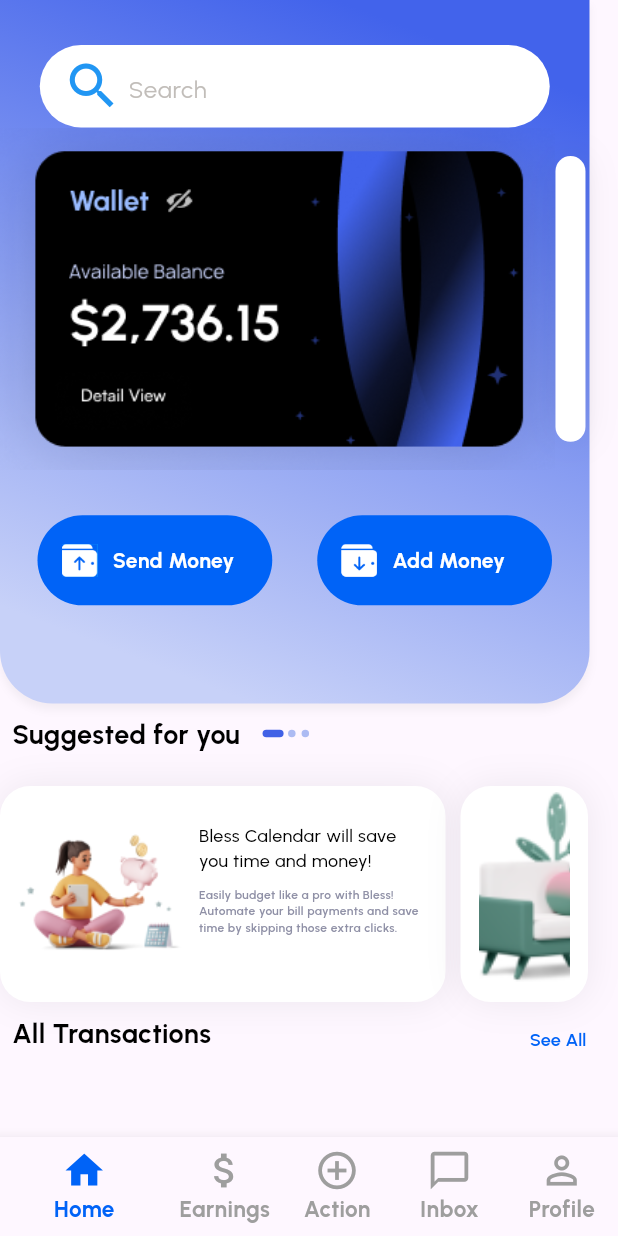
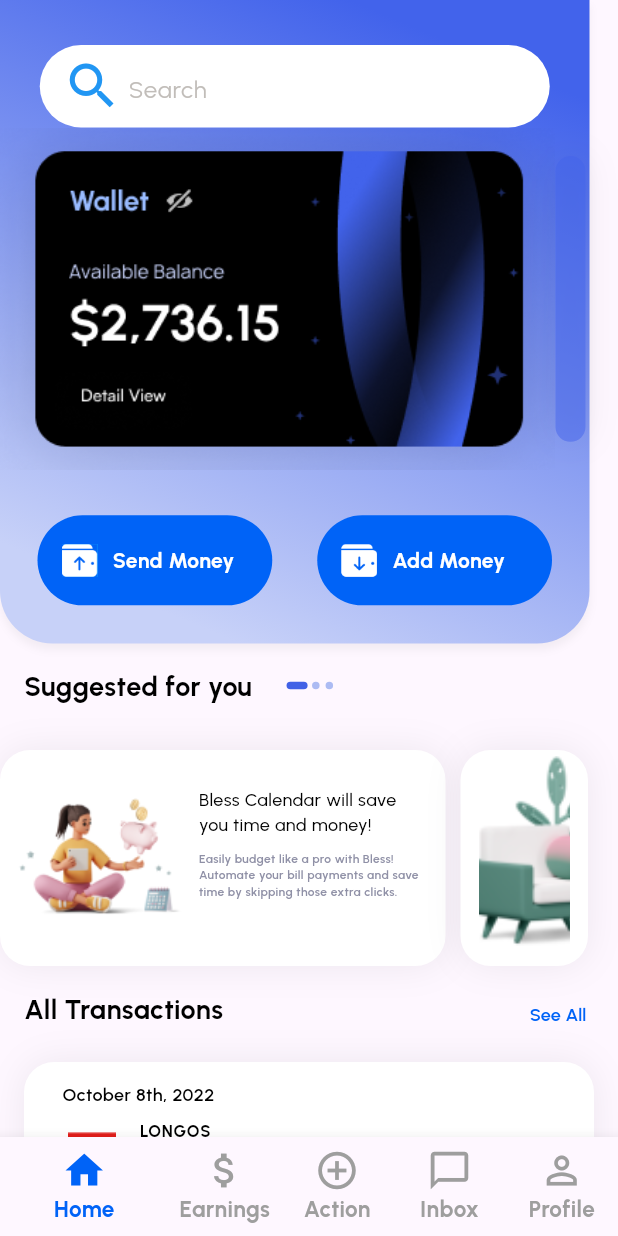
Before and after one commit to faisal-fardin/flutter_challenge, a Flutter app: the screen it shows after launch, after a tap on "See All", on a phone screen of 412 x 824 dp. Run offline on Flutter 3.47's test engine with Material 3 defaults, Android fonts, the phone set to English and light mode, and no system bars; our stand-ins replace google_fonts.

Commit message:
edit some file

```diff
--- /dev/null
+++ b/lib/custom_widgets/brand_listtile_tiem.dart
@@ -0,0 +1,141 @@
+import 'package:flutter/material.dart';
+import 'package:intl/intl.dart';
+
+class BrandListTileItem extends StatelessWidget {
+  const BrandListTileItem({
+    super.key,
+    required this.brandName,
+    required this.brandImage,
+    required this.transactionTime,
+    required this.status,
+    required this.price,
+    required this.camera,
+    required this.color,
+  });
+
+  final String brandName;
+  final String brandImage;
+  final String transactionTime;
+  final String status;
+  final double price;
+  final String camera;
+  final int color;
+
+  @override
+  Widget build(BuildContext context) {
+    return Column(
+      children: [
+        ListTile(
+          title: Text(
+            brandName,
+            style: const TextStyle(
+              color: Colors.black,
+              fontSize: 11,
+              fontWeight: FontWeight.w700,
+            ),
+          ),
+          leading: Container(
+            width: 30.97,
+            height: 30.97,
+            decoration: ShapeDecoration(
+              color: Colors.grey,
+              shape: RoundedRectangleBorder(
+                borderRadius: BorderRadius.circular(1),
+              ),
+              shadows: const [
+                BoxShadow(
+                  color: Colors.grey,
+                  blurRadius: 2,
+                  offset: Offset(0, 0),
+                ),
+              ],
+            ),
+            child: Image(
+              image: AssetImage(brandImage),
+              width: 32,
+              height: 32,
+              fit: BoxFit.fill,
+            ),
+          ),
+          subtitle: Row(
+            children: [
+               Text(
+                transactionTime,
+                style: const TextStyle(
+                  color: Color(0xFF8F90A6),
+                  fontSize: 10,
+                  fontWeight: FontWeight.w400,
+                ),
+              ),
+              const SizedBox(
+                width: 6,
+              ),
+              Container(
+                width: 75,
+                height: 16,
+                padding: const EdgeInsets.symmetric(
+                    horizontal: 6, vertical: 2),
+                decoration: ShapeDecoration(
+                  color:  Color(color),
+                  shape: RoundedRectangleBorder(
+                      borderRadius: BorderRadius.circular(8)),
+                ),
+                child: Expanded(
+                  child: Row(
+                    children: [
+                      Container(
+                        width: 4,
+                        height: 4,
+                        decoration: const ShapeDecoration(
+                          color: Colors.white,
+                          shape: OvalBorder(),
+                        ),
+                      ),
+                      const SizedBox(width: 6),
+                       Text(
+                        status,
+                        style: const TextStyle(
+                          color: Colors.white,
+                          fontSize: 9,
+                          fontWeight: FontWeight.w400,
+                        ),
+                      )
+                    ],
+                  ),
+                ),
+              ),
+            Spacer(),
+               SizedBox(
+                height: 32,
+                child: Padding(
+                  padding: const EdgeInsets.only(left: 20.0),
+                  child: Row(
+                    children: [
+                      Text( NumberFormat.simpleCurrency(locale: 'en-US').format(price),
+                        textAlign: TextAlign.right,
+                        style: const TextStyle(
+                          color: Colors.black,
+                          fontSize: 12,
+                          fontWeight: FontWeight.w600,
+                        ),
+                      ),
+                      const SizedBox(
+                        width: 6,
+                      ),
+                      Image(
+                        image: AssetImage(camera),
+                        width: 26,
+                        height: 26,
+                        fit: BoxFit.fill,
+                      ),
+                    ],
+                  ),
+                ),
+              ),
+            ],
+          ),
+        )
+      ],
+    );
+  }
+}
--- a/lib/custom_widgets/screen_header_section.dart
+++ b/lib/custom_widgets/screen_header_section.dart
@@ -11,7 +11,7 @@ class ScreenHeaderSection extends StatelessWidget {
   Widget build(BuildContext context) {
     return Container(
         width: 393,
-        height: 469,
+        height: 429,
         decoration: const ShapeDecoration(
           gradient: LinearGradient(
             begin: Alignment(0.42, -0.91),
@@ -85,10 +85,9 @@ class ScreenHeaderSection extends StatelessWidget {
                   Container(
                     width: 20,
                     height: 190.55,
-                    padding: const EdgeInsets.only(
-                        top: 4, left: 12, right: 12),
+                    clipBehavior: Clip.antiAlias,
                     decoration: ShapeDecoration(
-                      color: Colors.white,
+                      color: Color(0x7F4263EB),
                       shape: RoundedRectangleBorder(
                         borderRadius: BorderRadius.circular(20),
                       ),
--- a/lib/custom_widgets/suggested_section.dart
+++ b/lib/custom_widgets/suggested_section.dart
@@ -14,19 +14,22 @@ class SuggestedSection extends StatelessWidget {
         Padding(
           padding: const EdgeInsets.all(8.0),
           child: SizedBox(
-            width: 209,
-            height: 24,
+            width: 220,
+            height: 40,
             child: Row(
               mainAxisSize: MainAxisSize.min,
               mainAxisAlignment: MainAxisAlignment.start,
               crossAxisAlignment: CrossAxisAlignment.center,
               children: [
-                const Text(
-                  'Suggested for you',
-                  style: TextStyle(
-                    color: Colors.black,
-                    fontSize: 18,
-                    fontWeight: FontWeight.w700,
+                Padding(
+                  padding: const EdgeInsets.all(8.0),
+                  child: const Text(
+                    'Suggested for you',
+                    style: TextStyle(
+                      color: Colors.black,
+                      fontSize: 18,
+                      fontWeight: FontWeight.w700,
+                    ),
                   ),
                 ),
                 const SizedBox(width: 15),
--- /dev/null
+++ b/lib/custom_widgets/transaction_section.dart
@@ -0,0 +1,194 @@
+import 'package:flutter/material.dart';
+import 'package:intl/intl.dart';
+
+class TransactionsSection extends StatelessWidget {
+  const TransactionsSection({
+    super.key,
+    required this.title,
+    required this.titleBnt,
+    required this.transactionDate,
+    required this.brandName,
+    required this.brandImage,
+    required this.transactionTime,
+    required this.status,
+    required this.price,
+    required this.camera, required this.color,
+  });
+
+  final String title;
+  final String titleBnt;
+  final String transactionDate;
+  final String brandName;
+  final String brandImage;
+  final String transactionTime;
+  final String status;
+  final double price;
+  final String camera;
+  final int color;
+
+  @override
+  Widget build(BuildContext context) {
+    return Column(
+      children: [
+        Padding(
+          padding: const EdgeInsets.all(8.0),
+          child: Row(
+            mainAxisAlignment: MainAxisAlignment.start,
+            crossAxisAlignment: CrossAxisAlignment.start,
+            children: [
+               Padding(
+                 padding: const EdgeInsets.all(8.0),
+                 child: Text(
+                  title,
+                  style: const TextStyle(
+                    color: Colors.black,
+                    fontSize: 18,
+                    fontWeight: FontWeight.w700,
+                  ),
+                               ),
+               ),
+              const Spacer(),
+              TextButton(
+                  onPressed: () {},
+                  child: Text(
+                    titleBnt,
+                    textAlign: TextAlign.right,
+                    style: const TextStyle(
+                      color: Color(0xFF0063F7),
+                      fontSize: 12,
+                      fontWeight: FontWeight.w600,
+                    ),
+                  ))
+            ],
+          ),
+        ),
+        Container(
+          width: 380,
+          height: 120,
+          padding: const EdgeInsets.all(13),
+          decoration: ShapeDecoration(
+            color: Colors.white,
+            shape: RoundedRectangleBorder(
+              borderRadius: BorderRadius.circular(20),
+            ),
+            shadows: const [
+              BoxShadow(
+                color: Color(0x14202028),
+                blurRadius: 20,
+                offset: Offset(0, 0),
+                spreadRadius: 0,
+              )
+            ],
+          ),
+          child: Column(
+            children: [
+               SizedBox(
+                width: 329,
+                child: Text(
+                  transactionDate,
+                  style: const TextStyle(
+                    color: Colors.black,
+                    fontSize: 12,
+                    fontWeight: FontWeight.w600,
+                  ),
+                ),
+              ),
+              ListTile(
+                title:  Text(
+                  brandName,
+                  style: const TextStyle(
+                    color: Colors.black,
+                    fontSize: 11,
+                    fontWeight: FontWeight.w700,
+                  ),
+                ),
+                leading: Image(
+                  image: AssetImage(brandImage),
+                  width: 32,
+                  height: 32,
+                  fit: BoxFit.fill,
+                ),
+                subtitle: Expanded(
+                  child: Row(
+                    children: [
+                       Text(
+                        transactionTime,
+                        style: const TextStyle(
+                          color: Color(0xFF8F90A6),
+                          fontSize: 10,
+                          fontWeight: FontWeight.w400,
+                        ),
+                      ),
+                      const SizedBox(width: 6,),
+                      Container(
+                        width: 58,
+                        height: 16,
+                        padding: const EdgeInsets.symmetric(
+                            horizontal: 6, vertical: 2),
+                        decoration: ShapeDecoration(
+                          color:  Color(color),
+                          shape: RoundedRectangleBorder(
+                              borderRadius: BorderRadius.circular(8)),
+                        ),
+                        child: Expanded(
+                          child: Row(
+                            children: [
+                              Container(
+                                width: 4,
+                                height: 4,
+                                decoration: const ShapeDecoration(
+                                  color: Colors.white,
+                                  shape: OvalBorder(),
+                                ),
+                              ),
+                              const SizedBox(width: 6),
+                               Text(status,
+                                style: const TextStyle(
+                                  color: Colors.white,
+                                  fontSize: 9,
+                                  fontWeight: FontWeight.w400,
+                                ),
+                              )
+                            ],
+                          ),
+                        ),
+                      ),
+                      const Spacer(),
+                       SizedBox(
+                        height: 32,
+                        child: Padding(
+                          padding: const EdgeInsets.only(left: 20.0),
+                          child: Row(
+                            children: [
+                              Text( NumberFormat.simpleCurrency(locale: 'en-US').format(price),
+                                textAlign: TextAlign.right,
+                                style: const TextStyle(
+                                  color: Colors.black,
+                                  fontSize: 12,
+                                  fontWeight: FontWeight.w600,
+                                ),
+                              ),
+                              const SizedBox(
+                                width: 6,
+                              ),
+                              Image(
+                                image: AssetImage(camera),
+                                width: 32,
+                                height: 32,
+                                fit: BoxFit.fill,
+                              ),
+                            ],
+                          ),
+                        ),
+                      ),
+                    ],
+                  ),
+                ),
+              )
+            ],
+          ),
+        ),
+      ],
+    );
+  }
+}
--- a/lib/pages/bottom_nav_base_screen.dart
+++ b/lib/pages/bottom_nav_base_screen.dart
@@ -22,9 +22,7 @@ class _BottomNavBaseScreenState extends State<BottomNavBaseScreen> {
   Widget build(BuildContext context) {
     return Scaffold(
       body: _screen[_selectedScreenIndex],
-      bottomNavigationBar: Padding(
-        padding:  EdgeInsets.only(top: 30.0),
-        child: BottomNavigationBar(
+      bottomNavigationBar: BottomNavigationBar(
         unselectedItemColor: Colors.grey,
         iconSize: 30,
         showUnselectedLabels: true,
@@ -43,7 +41,6 @@ class _BottomNavBaseScreenState extends State<BottomNavBaseScreen> {
           BottomNavigationBarItem(icon: Icon(Icons.person_outline,),label: 'Profile'),
         ],
       ),
-      ),
     );
   }
 }
--- a/lib/pages/home_screen.dart
+++ b/lib/pages/home_screen.dart
@@ -1,6 +1,7 @@
+import 'package:design_challenge/custom_widgets/brand_listtile_tiem.dart';
 import 'package:design_challenge/custom_widgets/suggested_section.dart';
+import 'package:design_challenge/custom_widgets/transaction_section.dart';
 import 'package:flutter/material.dart';
-
 import '../custom_widgets/screen_header_section.dart';
 
 class HomeScreen extends StatefulWidget {
@@ -22,36 +23,106 @@ class _HomeScreenState extends State<HomeScreen> {
             children: [
               const ScreenHeaderSection(),
               const SuggestedSection(),
+              const TransactionsSection(
+                transactionDate: 'October 8th, 2022',
+                brandName: 'LONGOS',
+                brandImage: 'images/l.png',
+                transactionTime: '5:23 PM',
+                status: 'Grocery',
+                price: -80.85,
+                camera: 'images/ca.png',
+                color: 0xFFFF8800,
+                title: 'All Transactions',
+                titleBnt: 'See All',
+              ),
               Padding(
-                padding:  const EdgeInsets.all(8.0),
+                padding: const EdgeInsets.all(16.0),
                 child: Container(
-                  height: 30,
-                  child: Row(
-                    mainAxisAlignment: MainAxisAlignment.start,
-                    crossAxisAlignment: CrossAxisAlignment.start,
+                  width: MediaQuery.of(context).size.width,
+                  height: 350,
+                  padding: const EdgeInsets.symmetric(horizontal: 24, vertical: 16),
+                  decoration: ShapeDecoration(
+                    color: Colors.white,
+                    shape: RoundedRectangleBorder(
+                      borderRadius: BorderRadius.circular(20),
+                    ),
+                    shadows: const [
+                      BoxShadow(
+                        color: Color(0x14202028),
+                        blurRadius: 20,
+                        offset: Offset(0, 0),
+                        spreadRadius: 0,
+                      ),
+                    ],
+                  ),
+                  child: const Column(
                     children: [
-                      const Text(
-                        'All Transactions',
-                        style: TextStyle(
-                          color: Colors.black,
-                          fontSize: 18,
-                          fontWeight: FontWeight.w700,
+                      SizedBox(
+                        width: 313,
+                        height: 17,
+                        child: Text('October 7th, 2022',
+                          style: TextStyle(
+                            color: Colors.black,
+                            fontSize: 12,
+                            fontWeight: FontWeight.w500,
+                          ),
                         ),
                       ),
-                      const Spacer(),
-                      TextButton(onPressed: (){}, child: const Text(
-                        'See All',
-                        textAlign: TextAlign.right,
-                        style: TextStyle(
-                          color: Color(0xFF0063F7),
-                          fontSize: 12,
-                          fontWeight: FontWeight.w600,
-                        ),
-                      ))
+                      SizedBox(
+                        height: 10,
+                      ),
+                      BrandListTileItem(
+                        brandName: 'NIKE',
+                        brandImage: 'images/nike.png',
+                        transactionTime: '6:15 PM  ',
+                        status: 'Shopping',
+                        price: - 110.00,
+                        camera: 'images/ca.png',
+                        color: 0xFFFF8800,
+                      ),
+                      SizedBox(
+                        height: 10,
+                      ),
+                      BrandListTileItem(
+                        brandName: 'AIRBNB BOOKING',
+                        brandImage: 'images/Airbnb.png',
+                        transactionTime: '12:44 PM ',
+                        status: 'Travel',
+                        price: - 854.00,
+                        camera: 'images/ca.png',
+                        color: 0xFF0063F7,
+                      ),
+                      SizedBox(
+                        height: 10,
+                      ),
+                      BrandListTileItem(
+                        brandName: 'NIKE',
+                        brandImage: 'images/nike.png',
+                        transactionTime: '6:15 PM  ',
+                        status: 'Shopping',
+                        price: - 110.00,
+                        camera: 'images/ca.png',
+                        color: 0xFFFF8800,
+                      ),
+                      SizedBox(
+                        height: 10,
+                      ),
+                      BrandListTileItem(
+                        brandName:'UBER EATS',
+                        brandImage:'images/uber.png',
+                        transactionTime:'1:45PM',
+                        status:'Food&Drinks',
+                        price: - 25.60,
+                        camera:'images/ca.png',
+                        color: 0xFF5B8DEF,
+                      ),
+
                     ],
                   ),
                 ),
               ),
+
+
             ],
           ),
         ),
--- /dev/null
+++ b/lib/utlis/const.dart
@@ -0,0 +1,2 @@
+
+const String symbol = 'U+0024';
--- a/pubspec.yaml
+++ b/pubspec.yaml
@@ -36,6 +36,8 @@ dependencies:
   # Use with the CupertinoIcons class for iOS style icons.
   cupertino_icons: ^1.0.2
   google_fonts:
+  intl:
+
 
 
 dev_dependencies:
```
Also changed, not shown: images/Airbnb.png (added), images/ca.png (added), images/l.png (added), images/nike.png (added), images/uber.png (added), pubspec.lock. Lines whose indentation alone changed are shown as unchanged.
